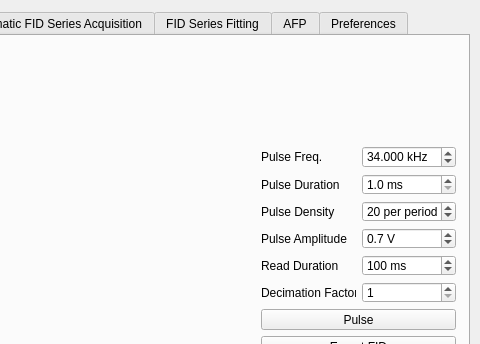
isispolneut/flynn_nmr_control, file daq_ui.ui: the form before one commit; both pictures show x 311 to 791 and y 0 to 344 of the 791 by 539 pixel window.
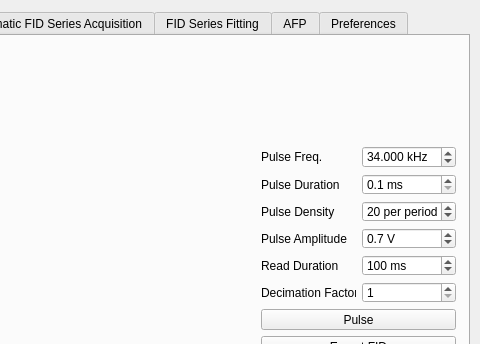
The form after the commit.

What changed in the file:
```diff
--- a/daq_ui.ui
+++ b/daq_ui.ui
@@ -123,7 +123,7 @@
           <number>1</number>
          </property>
          <property name="minimum">
-          <double>1.000000000000000</double>
+          <double>0.100000000000000</double>
          </property>
         </widget>
        </item>
```
